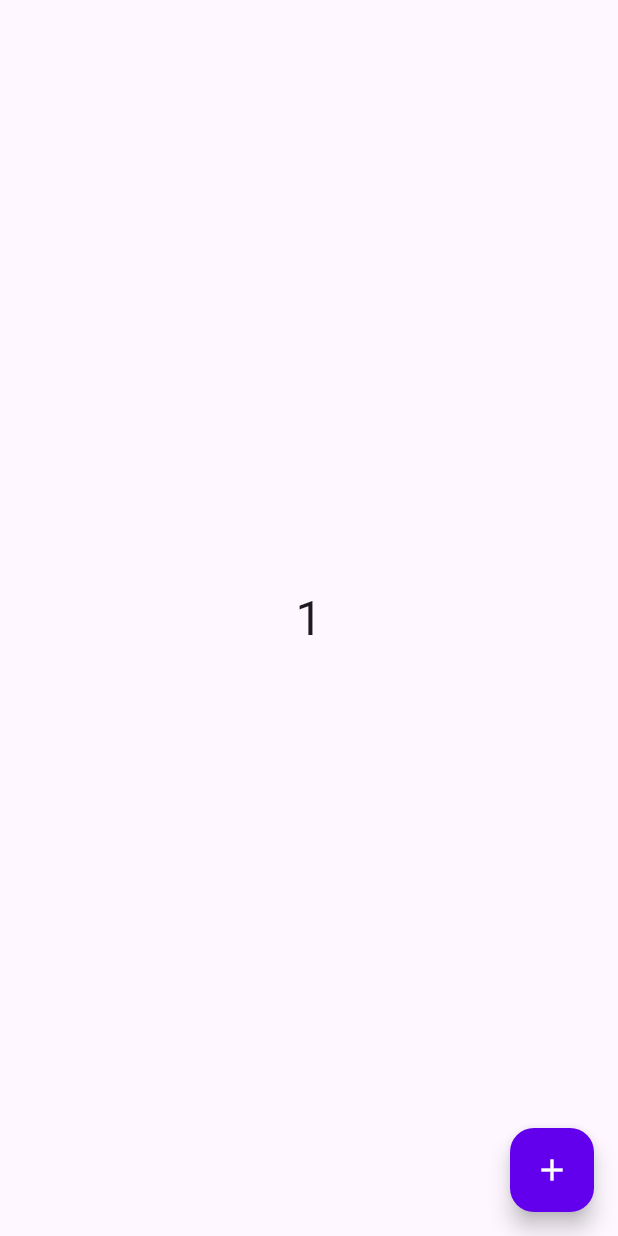
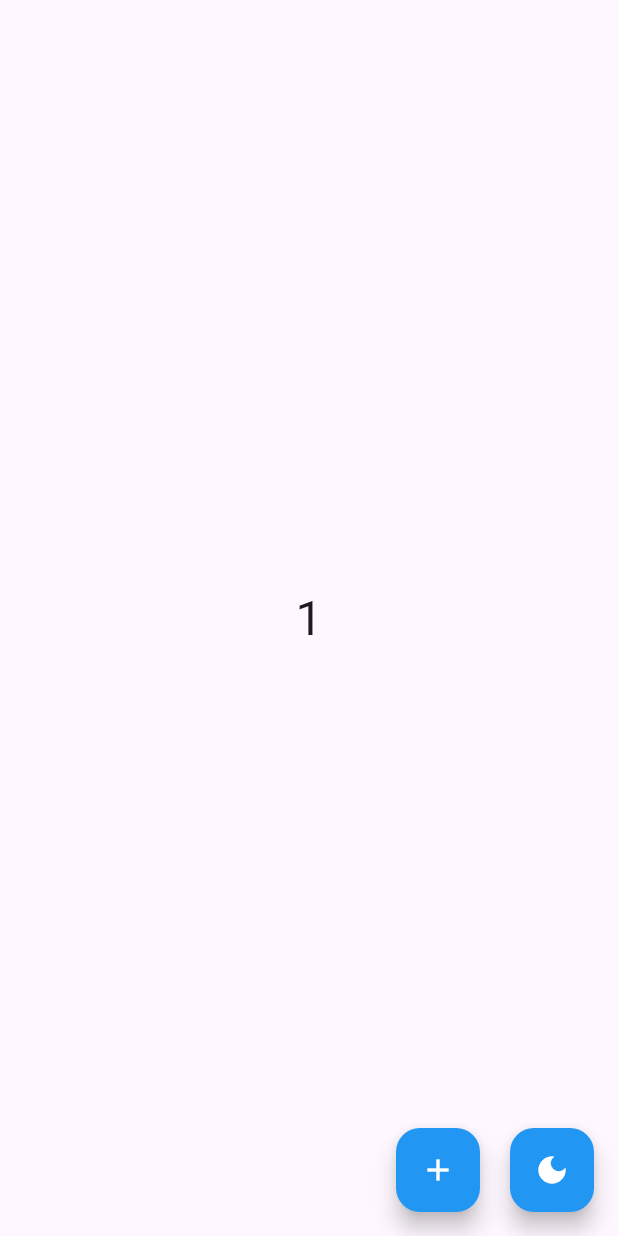
Before and after one commit to Schloool/flutter-template, a Flutter app: the screen it shows after launch, after a tap on the "add" icon, on a phone screen of 412 x 824 dp. Run offline on Flutter 3.47's test engine with Material 3 defaults, Android fonts, the phone set to English and light mode, and no system bars.

Commit message:
Add theme controller

```diff
--- a/lib/core/theme/app_theme.dart
+++ b/lib/core/theme/app_theme.dart
@@ -1,16 +1,14 @@
 import 'package:flutter/material.dart';
 
 class AppTheme {
-  static final ThemeData _common = ThemeData(
-    primaryColor: Colors.blue,
-    useMaterial3: true,
+  static final ThemeData _common = ThemeData(primaryColor: Colors.blue);
+
+  static final ThemeData lightTheme = _common.copyWith(
+    colorScheme: const ColorScheme.light(primary: Colors.blue),
   );
 
-  static final ThemeData lightTheme = _common.copyWith(
-    colorScheme: const ColorScheme.light(),
-  );
-
-  static final ThemeData darkTheme = _common.copyWith(
-    colorScheme: const ColorScheme.dark(),
+  static final ThemeData darkTheme = ThemeData.dark().copyWith(
+    primaryColor: _common.primaryColor,
+    colorScheme: const ColorScheme.dark(primary: Colors.blue),
   );
 }
--- /dev/null
+++ b/lib/core/theme/theme_controller.dart
@@ -0,0 +1,21 @@
+import 'package:flutter/material.dart';
+
+class ThemeController extends ChangeNotifier {
+  ThemeMode _themeMode = ThemeMode.system;
+
+  ThemeMode get themeMode => _themeMode;
+
+  void setThemeMode(ThemeMode mode) {
+    _themeMode = mode;
+    notifyListeners();
+  }
+
+  void toggleTheme() {
+    if (_themeMode == ThemeMode.light) {
+      setThemeMode(ThemeMode.dark);
+      return;
+    }
+
+    setThemeMode(ThemeMode.light);
+  }
+}
--- a/lib/features/counter/view/counter_screen.dart
+++ b/lib/features/counter/view/counter_screen.dart
@@ -1,4 +1,5 @@
 import 'package:flutter/material.dart';
+import 'package:flutter_template/core/theme/theme_controller.dart';
 import 'package:flutter_template/features/counter/controller/counter_controller.dart';
 import 'package:flutter_template/features/counter/view/counter_number.dart';
 import 'package:provider/provider.dart';
@@ -9,6 +10,7 @@ class CounterScreen extends StatelessWidget {
   @override
   Widget build(BuildContext context) {
     final controller = context.watch<CounterController>();
+    final themeController = context.watch<ThemeController>();
 
     if (controller.isLoading) {
       return const Scaffold(body: Center(child: CircularProgressIndicator()));
@@ -16,9 +18,23 @@ class CounterScreen extends StatelessWidget {
 
     return Scaffold(
       body: Center(child: CounterNumber(value: controller.count)),
-      floatingActionButton: FloatingActionButton(
-        onPressed: controller.increment,
-        child: const Icon(Icons.add),
+      floatingActionButton: Row(
+        mainAxisAlignment: MainAxisAlignment.end,
+        children: [
+          FloatingActionButton(
+            onPressed: controller.increment,
+            child: const Icon(Icons.add),
+          ),
+          const SizedBox(width: 20.0),
+          FloatingActionButton(
+            onPressed: themeController.toggleTheme,
+            child: Icon(
+              themeController.themeMode == ThemeMode.dark
+                  ? Icons.light_mode
+                  : Icons.dark_mode,
+            ),
+          ),
+        ],
       ),
     );
   }
--- a/lib/main.dart
+++ b/lib/main.dart
@@ -1,4 +1,5 @@
 import 'package:flutter/material.dart';
+import 'package:flutter_template/core/theme/theme_controller.dart';
 import 'package:flutter_template/features/counter/repository/local_counter_repository.dart';
 import 'package:flutter_template/features/counter/service/counter_service.dart';
 import 'package:flutter_template/features/counter/view/counter_screen.dart';
@@ -11,6 +12,11 @@ void main() {
   runApp(
     MultiProvider(
       providers: [
+        ChangeNotifierProvider(
+          create: (_) {
+            return ThemeController();
+          },
+        ),
         ChangeNotifierProvider(
           create: (_) {
             return CounterController(LocalCounterRepository(CounterService()))
@@ -28,8 +34,10 @@ class App extends StatelessWidget {
 
   @override
   Widget build(BuildContext context) {
+    final themeController = context.watch<ThemeController>();
     return MaterialApp(
       title: 'Flutter App',
+      themeMode: themeController.themeMode,
       theme: AppTheme.lightTheme,
       darkTheme: AppTheme.darkTheme,
       home: const CounterScreen(),
```
